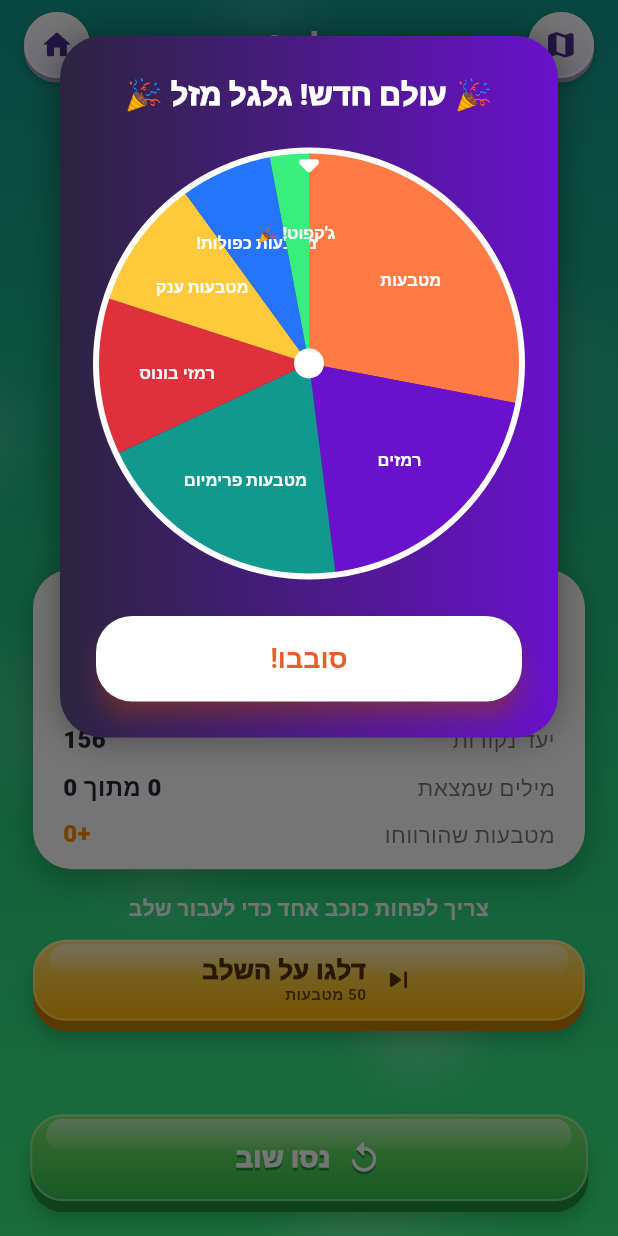
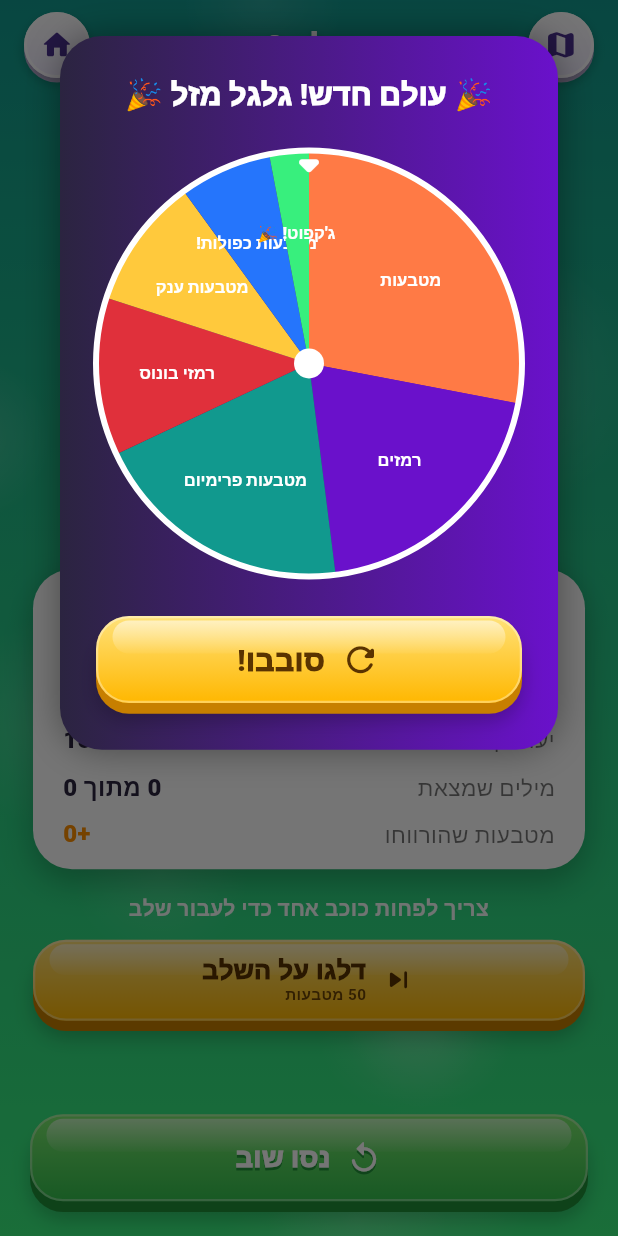
Before and after one commit to roni5604/WordboxGame, a Flutter app: the LevelResultScreen screen opened directly with empty values, on a phone screen of 412 x 824 dp. Run offline on Flutter 3.47's test engine with Material 3 defaults, Android fonts, the phone set to English and light mode, and no system bars; drawn by our look-alikes of flutter_animate; our stand-ins replace audioplayers, cloud_firestore, confetti, equatable, firebase_auth, firebase_core and 12 more; missing offline and left inert: app_tracking_transparency, dart:js_interop, flutter_facebook_auth; accounts and stored records are empty; network calls fail; Roboto replaces fonts that are missing (Heebo).

Commit message:
כפתורי candy בכל החלונות: דילוג שלב, גלגל מזל, תיבת מזל, בונוס יומי, רמז בפרסומת, עריכת פרופיל וחוקים
Co-Authored-By: Claude Opus 5.5 <noreply@anthropic.com>
Claude-Session: https://claude.ai/code/session_01Hf8gDPX21EhCwwjZCmxVgQ

```diff
--- a/lib/features/game/widgets/fortune_wheel_dialog.dart
+++ b/lib/features/game/widgets/fortune_wheel_dialog.dart
@@ -6,6 +6,7 @@ import 'package:flutter_animate/flutter_animate.dart';
 
 import '../../../core/theme/app_colors.dart';
 import '../../../game_engine/rewards/reward_tables.dart';
+import '../../../core/ui/candy_button.dart';
 
 /// דיאלוג "גלגל מזל" - נפתח פעם אחת בסיום כל שלב פינאלה (סיום עולם, ראו
 /// [LevelConfig.isWorldFinale] ו-lib/features/game/level_result_screen.dart).
@@ -163,16 +164,12 @@ class _FortuneWheelDialogState extends State<FortuneWheelDialog>
                 ),
                 const SizedBox(height: 20),
                 if (!_revealed)
-                  SizedBox(
-                    width: double.infinity,
-                    child: ElevatedButton(
-                      style: ElevatedButton.styleFrom(
-                        backgroundColor: Colors.white,
-                        foregroundColor: AppColors.primaryDark,
-                      ),
-                      onPressed: _spinning ? null : _spin,
-                      child: Text(_spinning ? 'מסתובב...' : 'סובבו!'),
-                    ),
+                  CandyButton(
+                    label: _spinning ? 'מסתובב...' : 'סובבו!',
+                    icon: Icons.refresh_rounded,
+                    palette: CandyPalette.gold,
+                    height: 58,
+                    onPressed: _spinning ? null : _spin,
                   )
                 else ...[
                   Container(
@@ -191,16 +188,11 @@ class _FortuneWheelDialogState extends State<FortuneWheelDialog>
                         duration: 600.ms,
                       ),
                   const SizedBox(height: 16),
-                  SizedBox(
-                    width: double.infinity,
-                    child: ElevatedButton(
-                      style: ElevatedButton.styleFrom(
-                        backgroundColor: Colors.white,
-                        foregroundColor: AppColors.primaryDark,
-                      ),
-                      onPressed: () => Navigator.of(context).pop(),
-                      child: const Text('מעולה!'),
-                    ),
+                  CandyButton(
+                    label: 'מעולה!',
+                    palette: CandyPalette.green,
+                    height: 56,
+                    onPressed: () => Navigator.of(context).pop(),
                   ),
                 ],
               ],
--- a/lib/features/profile/profile_screen.dart
+++ b/lib/features/profile/profile_screen.dart
@@ -403,10 +403,7 @@ class _EditProfileSheetState extends ConsumerState<_EditProfileSheet> {
             decoration: const InputDecoration(border: OutlineInputBorder(), hintText: 'איך לקרוא לך?'),
           ),
           const SizedBox(height: 8),
-          SizedBox(
-            width: double.infinity,
-            child: FilledButton(onPressed: _save, child: const Text('שמירה')),
-          ),
+          CandyButton(label: 'שמירה', icon: Icons.check_rounded, palette: CandyPalette.green, height: 54, onPressed: _save),
         ],
       ),
     );
```
Also changed, not shown: lib/features/ads/rewarded_hint_dialog.dart (+12 -23 lines), lib/features/game/game_screen.dart (+14 -14 lines), lib/features/game/widgets/lucky_box_dialog.dart (+6 -10 lines), lib/features/home/widgets/daily_hint_dialog.dart (+7 -14 lines), lib/features/rules/rules_screen.dart (+10 -7 lines).
